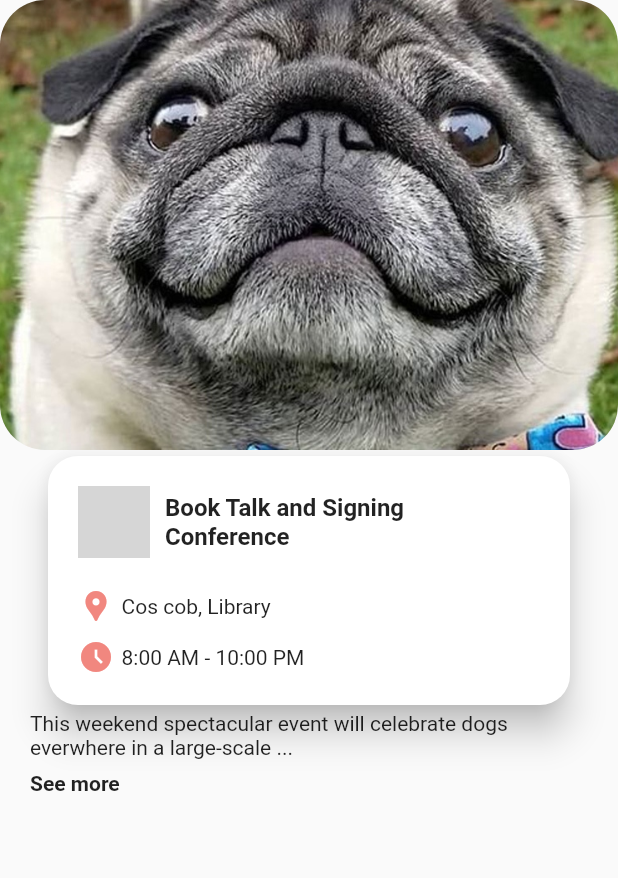
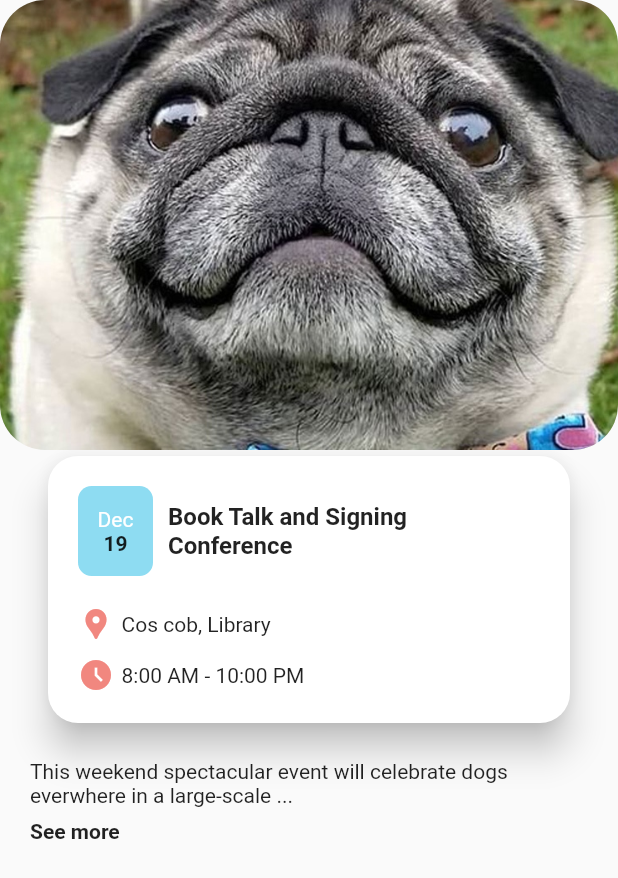
Before and after one commit to larsien/UIChallenge_event_ios_mobile_app_animation_by_ronasit2, a Flutter app: the Page3 screen opened directly with empty values, on a phone screen of 412 x 824 dp. Shown: the top 878 px of the screen. Run offline on Flutter 3.47's test engine with Material 2 defaults, Android fonts, the phone set to English and light mode, and no system bars; grey boxes are pictures that could not be loaded.

Commit message:
Update page3.dart

```diff
--- a/lib/page3.dart
+++ b/lib/page3.dart
@@ -1,5 +1,4 @@
 import 'package:flutter/material.dart';
-
 import 'common.dart';
 
 class Page3 extends StatefulWidget {
@@ -11,8 +10,6 @@ class Page3 extends StatefulWidget {
 }
 
 class _Page3State extends State<Page3> with SingleTickerProviderStateMixin {
-  late final Animation<Offset> mainBodySlideUpAnimation;
-  late final Animation<double> mainTimeFadeInAnimation;
   late final AnimationController controller;
 
   @override
@@ -20,16 +17,6 @@ class _Page3State extends State<Page3> with SingleTickerProviderStateMixin {
     super.initState();
     controller =
         AnimationController(duration: const Duration(seconds: 2), vsync: this);
-    mainTimeFadeInAnimation = Tween(begin: 0.0, end: 1.0).animate(
-        CurvedAnimation(
-            parent: controller,
-            curve: const Interval(0.5, 1.0, curve: Curves.ease)));
-    mainBodySlideUpAnimation =
-        Tween<Offset>(begin: const Offset(0, 0), end: const Offset(0, -0.1))
-            .animate(CurvedAnimation(
-                parent: controller,
-                curve: const Interval(0.5, 1.0, curve: Curves.ease)));
-
     controller.forward();
   }
 
@@ -39,12 +26,14 @@ class _Page3State extends State<Page3> with SingleTickerProviderStateMixin {
         // appBar: HeaderAppBar(index: widget.index, controller: controller),
         body: Column(
       children: [
-        HeaderAppBar(index: widget.index, controller: controller),
-        BodyMainInfoWidget(
+        HeaderAppBar(
+          index: widget.index,
+        ),
+        MainBody(
           index: widget.index,
           controller: controller,
         ),
-        DetailContent(
+        BottomBody(
           index: widget.index,
         ),
       ],
@@ -58,36 +47,46 @@ class _Page3State extends State<Page3> with SingleTickerProviderStateMixin {
   }
 }
 
-class DetailContent extends StatelessWidget {
-  const DetailContent({
-    super.key,
-    required this.index,
-  });
+class HeaderAppBar extends StatefulWidget with PreferredSizeWidget {
+  const HeaderAppBar({super.key, required this.index});
 
   final int index;
 
   @override
+  State<HeaderAppBar> createState() => _HeaderAppBarState();
+  @override
+  Size get preferredSize => const Size(500, 300);
+}
+
+class _HeaderAppBarState extends State<HeaderAppBar> {
+  late final Animation<Offset> headerBodySlideAnimation;
+
+  @override
+  void initState() {
+    super.initState();
+  }
+
+  @override
   Widget build(BuildContext context) {
-    return Padding(
-      padding: const EdgeInsets.symmetric(horizontal: 20.0),
-      child: Column(
-        crossAxisAlignment: CrossAxisAlignment.start,
-        mainAxisAlignment: MainAxisAlignment.start,
-        children: [
-          SizedBox(
-              height: 40, child: Text(sampleContentList[index]["content"]!)),
-          const SizedBox(
-              height: 20,
-              child: Text("See more ",
-                  style: TextStyle(fontWeight: FontWeight.bold))),
-        ],
-      ),
-    );
+    return Hero(
+        tag: "image${widget.index}",
+        child: Container(
+          height: 300,
+          decoration: const BoxDecoration(
+              image: DecorationImage(
+                  fit: BoxFit.cover,
+                  image: AssetImage(
+                    "images/pug.jpeg",
+                  )),
+              borderRadius: BorderRadius.all(
+                Radius.circular(30),
+              )),
+        ));
   }
 }
 
-class BodyMainInfoWidget extends StatefulWidget {
-  const BodyMainInfoWidget({
+class MainBody extends StatefulWidget {
+  const MainBody({
     super.key,
     required this.index,
     required this.controller,
@@ -97,37 +96,29 @@ class BodyMainInfoWidget extends StatefulWidget {
   final AnimationController controller;
 
   @override
-  State<BodyMainInfoWidget> createState() => _BodyMainInfoWidgetState();
+  State<MainBody> createState() => _MainBodyState();
 }
 
-class _BodyMainInfoWidgetState extends State<BodyMainInfoWidget> {
+class _MainBodyState extends State<MainBody> {
+  late AnimationController controller;
   late final Animation<double> calendarScaleUpAnimation;
-  late final Animation<double> gpsIconScaleUpFadeInAnimation;
-  late final Animation<double> timerScaleUpFadeInAnimation;
-  // late final Animation<double> timerFadeInAnimation;
-  late AnimationController controller;
+  late final Animation<double> iconScaleUpFadeInAnimation;
+  late final Animation<double> textFadeInAnimation;
   @override
   void initState() {
     super.initState();
     controller = widget.controller;
-    // timerFadeInAnimation = Tween(begin: 0.0, end: 1.0).animate(
-    //     CurvedAnimation(
-    //         parent: controller,
-    //         curve: const Interval(0.5, 1.0, curve: Curves.ease)));
     calendarScaleUpAnimation = Tween(begin: 0.0, end: 1.0).animate(
         CurvedAnimation(
             parent: controller,
             curve: const Interval(0.0, 0.7, curve: Curves.ease)));
-    //for scale, fade in
-    gpsIconScaleUpFadeInAnimation = Tween(begin: 0.0, end: 1.0).animate(
+    iconScaleUpFadeInAnimation = Tween(begin: 0.0, end: 1.0).animate(
         CurvedAnimation(
             parent: controller,
             curve: const Interval(0.25, 0.7, curve: Curves.ease)));
-    //for scale, fade in
-    timerScaleUpFadeInAnimation = Tween(begin: 0.0, end: 1.0).animate(
-        CurvedAnimation(
-            parent: controller,
-            curve: const Interval(0.5, 1.0, curve: Curves.ease)));
+    textFadeInAnimation = Tween(begin: 0.0, end: 1.0).animate(CurvedAnimation(
+        parent: controller,
+        curve: const Interval(0.5, 1.0, curve: Curves.ease)));
   }
 
   @override
@@ -145,46 +136,29 @@ class _BodyMainInfoWidgetState extends State<BodyMainInfoWidget> {
             child: Column(
               crossAxisAlignment: CrossAxisAlignment.start,
               children: [
-                Row(
-                  children: [
-                    const Calendar(),
-                    const SizedBox(width: 10),
-                    SizedBox(
-                      width: 192,
-                      child: Text(sampleContentList[widget.index]["title"]!,
-                          maxLines: 2,
-                          style: const TextStyle(
-                              fontSize: 16, fontWeight: FontWeight.bold)),
-                    )
-                  ],
+                CalendarItem(
+                  text: sampleContentList[widget.index]["title"]!,
+                  iconScaleUpAnimation: iconScaleUpFadeInAnimation,
                 ),
                 const SizedBox(
+                  // this divider is not looking good...
                   height: 20,
                 ),
-                Row(
-                  children: [
-                    const Icon(
-                      Icons.location_pin,
-                      color: Color(primaryRedColor),
-                    ),
-                    const SizedBox(width: 5),
-                    Text(sampleContentList[widget.index]["location"]!)
-                  ],
+                DetailItemRow(
+                  icon: Icons.location_pin,
+                  iconScaleUpAnimation: iconScaleUpFadeInAnimation,
+                  text: sampleContentList[widget.index]["location"]!,
+                  textFadeInAnimation: textFadeInAnimation,
                 ),
                 const SizedBox(
                   height: 10,
                 ),
-                Row(
-                  crossAxisAlignment: CrossAxisAlignment.center,
-                  children: [
-                    const Icon(
-                      Icons.access_time_filled,
-                      color: Color(primaryRedColor),
-                    ),
-                    const SizedBox(width: 5),
-                    const Text("8:00 AM - 10:00 PM")
-                  ],
-                ),
+                DetailItemRow(
+                  icon: Icons.access_time_filled,
+                  iconScaleUpAnimation: iconScaleUpFadeInAnimation,
+                  text: "8:00 AM - 10:00 PM",
+                  textFadeInAnimation: textFadeInAnimation,
+                )
               ],
             ),
           ),
@@ -194,48 +168,89 @@ class _BodyMainInfoWidgetState extends State<BodyMainInfoWidget> {
   }
 }
 
-class HeaderAppBar extends StatefulWidget with PreferredSizeWidget {
-  const HeaderAppBar(
-      {super.key, required this.index, required this.controller});
+class DetailItemRow extends StatelessWidget {
+  const DetailItemRow({
+    super.key,
+    required this.icon,
+    required this.iconScaleUpAnimation,
+    required this.text,
+    required this.textFadeInAnimation,
+  });
 
-  final int index;
-  final AnimationController controller;
-
+  final String text;
+  final IconData icon;
+  final Animation<double> iconScaleUpAnimation;
+  final Animation<double> textFadeInAnimation;
   @override
-  State<HeaderAppBar> createState() => _HeaderAppBarState();
-  @override
-  Size get preferredSize => const Size(500, 300);
+  Widget build(BuildContext context) {
+    return Row(
+      children: [
+        ScaleTransition(
+          scale: iconScaleUpAnimation,
+          child: Icon(
+            icon,
+            color: const Color(primaryRedColor),
+          ),
+        ),
+        const SizedBox(width: 5),
+        FadeTransition(opacity: textFadeInAnimation, child: Text(text))
+      ],
+    );
+  }
 }
 
-class _HeaderAppBarState extends State<HeaderAppBar> {
-  late final Animation<Offset> headerBodySlideAnimation;
-
-  @override
-  void initState() {
-    headerBodySlideAnimation =
-        Tween<Offset>(begin: const Offset(0, 0), end: const Offset(0, -0.1))
-            .animate(CurvedAnimation(
-                parent: widget.controller,
-                curve: const Interval(0.5, 1.0, curve: Curves.ease)));
-
-    super.initState();
-  }
+class CalendarItem extends StatelessWidget {
+  const CalendarItem({
+    super.key,
+    required this.text,
+    required this.iconScaleUpAnimation,
+  });
+  final Animation<double> iconScaleUpAnimation;
+  final String text;
 
   @override
   Widget build(BuildContext context) {
-    return Hero(
-        tag: "test${widget.index}",
-        child: Container(
-          height: 300,
-          decoration: const BoxDecoration(
-              image: DecorationImage(
-                  fit: BoxFit.cover,
-                  image: AssetImage(
-                    "images/pug.jpeg",
-                  )),
-              borderRadius: BorderRadius.all(
-                Radius.circular(30),
-              )),
-        ));
+    return Row(
+      children: [
+        ScaleTransition(
+            scale: iconScaleUpAnimation, child: const CommonCalendar()),
+        const SizedBox(width: 10),
+        SizedBox(
+          width: 192,
+          child: Text(text,
+              maxLines: 2,
+              style:
+                  const TextStyle(fontSize: 16, fontWeight: FontWeight.bold)),
+        )
+      ],
+    );
   }
 }
+
+class BottomBody extends StatelessWidget {
+  const BottomBody({
+    super.key,
+    required this.index,
+  });
+
+  final int index;
+
+  @override
+  Widget build(BuildContext context) {
+    return Padding(
+      padding: const EdgeInsets.symmetric(vertical: 20, horizontal: 20.0),
+      child: Column(
+        crossAxisAlignment: CrossAxisAlignment.start,
+        mainAxisAlignment: MainAxisAlignment.start,
+        children: [
+          SizedBox(
+              height: 40, child: Text(sampleContentList[index]["content"]!)),
+          const SizedBox(
+              height: 20,
+              child: Text("See more ",
+                  style: TextStyle(fontWeight: FontWeight.bold))),
+        ],
+      ),
+    );
+  }
+}
```
